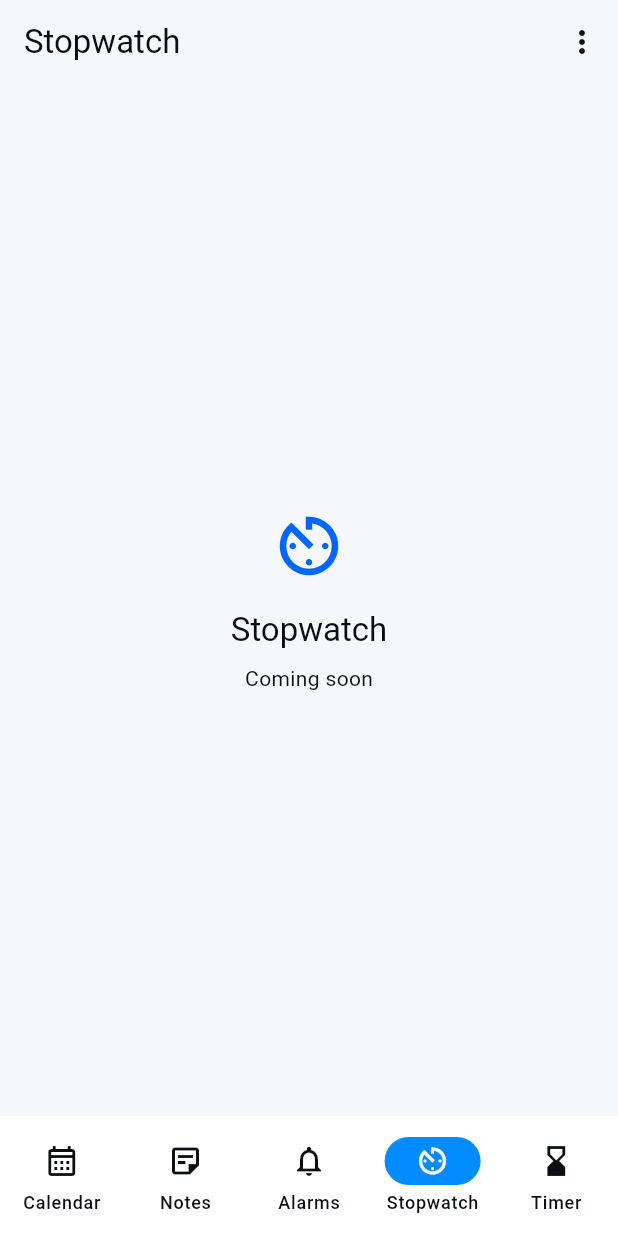
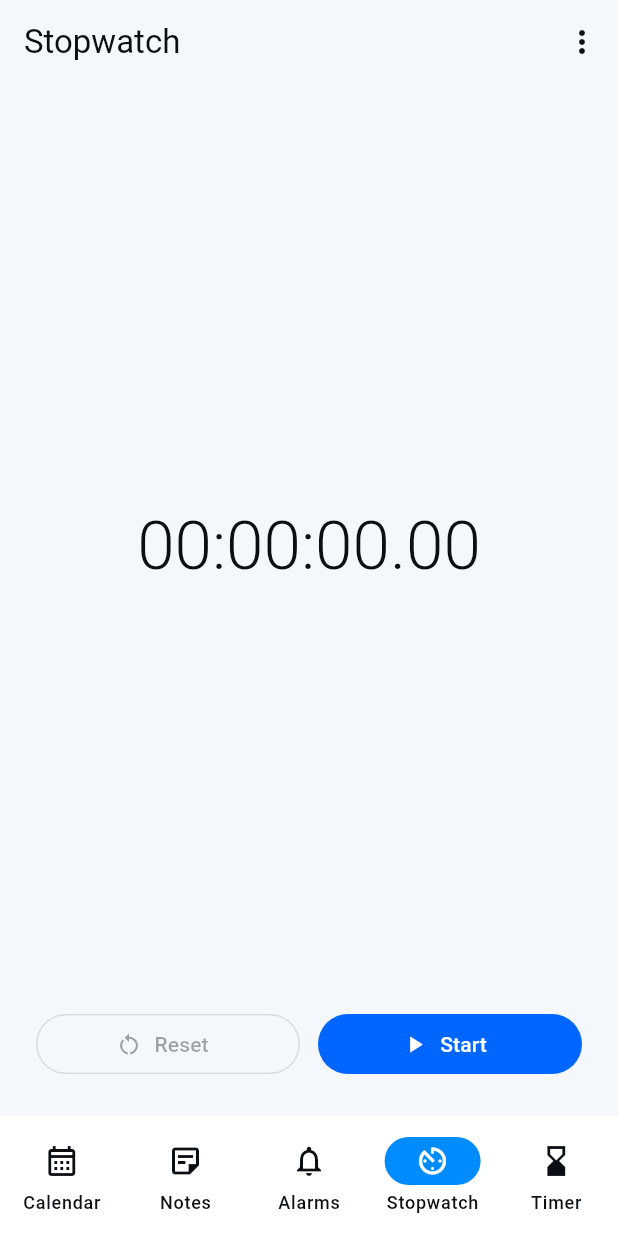
Before and after one commit to ramyadevigu/app_smarana, a Flutter app: the screen it shows after launch, item 4 of the bottom bar chosen, on a phone screen of 412 x 824 dp. Run offline on Flutter 3.47's test engine with Material 3 defaults, Android fonts, the phone set to English and light mode, and no system bars; our stand-ins replace file_picker, flutter_local_notifications, flutter_timezone, open_filex, shared_preferences, timezone; missing offline and left inert: android_alarm_manager_plus, flutter_quill; statements that could not run were skipped.

Commit message:
stopwatch

```diff
--- a/lib/app/app.dart
+++ b/lib/app/app.dart
@@ -12,6 +12,7 @@ import '../features/reminders/services/reminder_storage.dart';
 import '../features/reminders/reminders_screen.dart';
 import '../features/settings/services/reminder_preferences_store.dart';
 import '../features/settings/settings_screen.dart';
+import '../features/time_tools/stopwatch_screen.dart';
 import '../services/notification_service.dart';
 import '../theme/app_theme.dart';
 import '../theme/theme_preference_store.dart';
@@ -172,11 +173,7 @@ class _HomeScreenState extends State<HomeScreen> {
       CalendarScreen(viewMode: _calendarViewMode, appMenu: _buildAppMenu()),
       NotesScreen(appMenu: _buildAppMenu(), onBackToSmarana: _returnToCalendar),
       RemindersScreen(title: 'Alarms', appMenu: _buildAppMenu()),
-      _TimeToolScreen(
-        title: 'Stopwatch',
-        icon: Icons.av_timer,
-        appMenu: _buildAppMenu(),
-      ),
+      StopwatchScreen(appMenu: _buildAppMenu()),
       _TimeToolScreen(
         title: 'Timer',
         icon: Icons.hourglass_bottom,
--- /dev/null
+++ b/lib/features/time_tools/stopwatch_screen.dart
@@ -0,0 +1,180 @@
+import 'dart:async';
+
+import 'package:flutter/material.dart';
+
+class StopwatchScreen extends StatefulWidget {
+  const StopwatchScreen({super.key, required this.appMenu});
+
+  final Widget appMenu;
+
+  @override
+  State<StopwatchScreen> createState() => _StopwatchScreenState();
+}
+
+class _StopwatchScreenState extends State<StopwatchScreen> {
+  final Stopwatch _stopwatch = Stopwatch();
+  final List<Duration> _laps = [];
+  Timer? _ticker;
+
+  bool get _isRunning => _stopwatch.isRunning;
+  bool get _hasElapsed => _stopwatch.elapsed > Duration.zero;
+
+  @override
+  void dispose() {
+    _ticker?.cancel();
+    _stopwatch.stop();
+    super.dispose();
+  }
+
+  void _start() {
+    _stopwatch.start();
+    _ticker ??= Timer.periodic(const Duration(milliseconds: 30), (_) {
+      if (mounted) {
+        setState(() {});
+      }
+    });
+    setState(() {});
+  }
+
+  void _pause() {
+    _stopwatch.stop();
+    setState(() {});
+  }
+
+  void _lap() {
+    if (!_isRunning) {
+      return;
+    }
+    _laps.insert(0, _stopwatch.elapsed);
+    setState(() {});
+  }
+
+  void _reset() {
+    _stopwatch
+      ..stop()
+      ..reset();
+    _laps.clear();
+    setState(() {});
+  }
+
+  String _formatDuration(Duration duration) {
+    final hours = duration.inHours.toString().padLeft(2, '0');
+    final minutes = (duration.inMinutes % 60).toString().padLeft(2, '0');
+    final seconds = (duration.inSeconds % 60).toString().padLeft(2, '0');
+    final hundredths = (duration.inMilliseconds % 1000 ~/ 10)
+        .toString()
+        .padLeft(2, '0');
+    return '$hours:$minutes:$seconds.$hundredths';
+  }
+
+  @override
+  Widget build(BuildContext context) {
+    final theme = Theme.of(context);
+    final colorScheme = theme.colorScheme;
+
+    return Scaffold(
+      appBar: AppBar(title: const Text('Stopwatch'), actions: [widget.appMenu]),
+      body: SafeArea(
+        child: Column(
+          children: [
+            Expanded(
+              child: Padding(
+                padding: const EdgeInsets.fromLTRB(24, 20, 24, 12),
+                child: Column(
+                  children: [
+                    Expanded(
+                      child: Center(
+                        child: Semantics(
+                          label:
+                              'Elapsed time ${_formatDuration(_stopwatch.elapsed)}',
+                          liveRegion: true,
+                          child: FittedBox(
+                            fit: BoxFit.scaleDown,
+                            child: Text(
+                              _formatDuration(_stopwatch.elapsed),
+                              key: const ValueKey('stopwatch-display'),
+                              style: theme.textTheme.displayMedium?.copyWith(
+                                fontFeatures: const [
+                                  FontFeature.tabularFigures(),
+                                ],
+                                fontWeight: FontWeight.w300,
+                                color: colorScheme.onSurface,
+                              ),
+                            ),
+                          ),
+                        ),
+                      ),
+                    ),
+                    if (_laps.isNotEmpty) ...[
+                      Align(
+                        alignment: Alignment.centerLeft,
+                        child: Text('Laps', style: theme.textTheme.titleMedium),
+                      ),
+                      const SizedBox(height: 8),
+                      SizedBox(
+                        height: 180,
+                        child: DecoratedBox(
+                          decoration: BoxDecoration(
+                            color: colorScheme.surfaceContainerHighest,
+                            borderRadius: BorderRadius.circular(16),
+                          ),
+                          child: ListView.separated(
+                            key: const ValueKey('stopwatch-laps'),
+                            padding: const EdgeInsets.symmetric(vertical: 4),
+                            itemCount: _laps.length,
+                            separatorBuilder: (_, _) =>
+                                const Divider(height: 1),
+                            itemBuilder: (context, index) => ListTile(
+                              dense: true,
+                              leading: Text('Lap ${_laps.length - index}'),
+                              trailing: Text(
+                                _formatDuration(_laps[index]),
+                                style: theme.textTheme.bodyLarge?.copyWith(
+                                  fontFeatures: const [
+                                    FontFeature.tabularFigures(),
+                                  ],
+                                ),
+                              ),
+                            ),
+                          ),
+                        ),
+                      ),
+                    ],
+                  ],
+                ),
+              ),
+            ),
+            Padding(
+              padding: const EdgeInsets.fromLTRB(24, 8, 24, 24),
+              child: Row(
+                children: [
+                  Expanded(
+                    child: OutlinedButton.icon(
+                      key: const ValueKey('stopwatch-secondary-action'),
+                      onPressed: _isRunning
+                          ? _lap
+                          : (_hasElapsed ? _reset : null),
+                      icon: Icon(
+                        _isRunning ? Icons.flag_outlined : Icons.restart_alt,
+                      ),
+                      label: Text(_isRunning ? 'Lap' : 'Reset'),
+                    ),
+                  ),
+                  const SizedBox(width: 12),
+                  Expanded(
+                    child: FilledButton.icon(
+                      key: const ValueKey('stopwatch-primary-action'),
+                      onPressed: _isRunning ? _pause : _start,
+                      icon: Icon(_isRunning ? Icons.pause : Icons.play_arrow),
+                      label: Text(_isRunning ? 'Pause' : 'Start'),
+                    ),
+                  ),
+                ],
+              ),
+            ),
+          ],
+        ),
+      ),
+    );
+  }
+}
```
Also changed, not shown: 1 other file.
